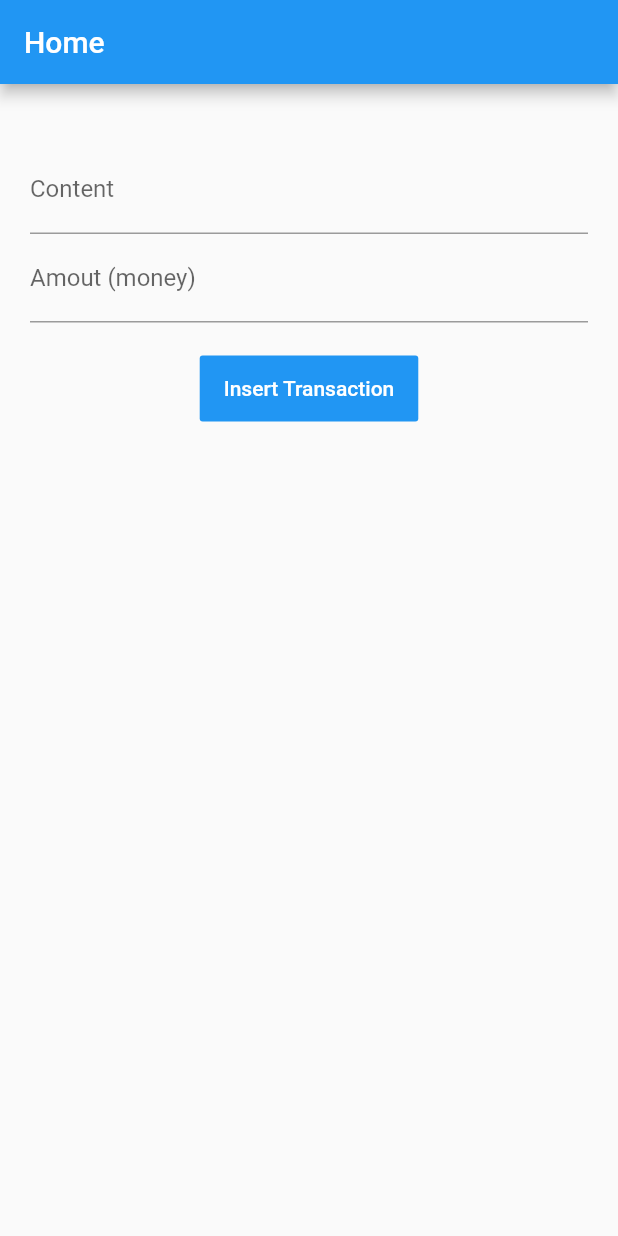
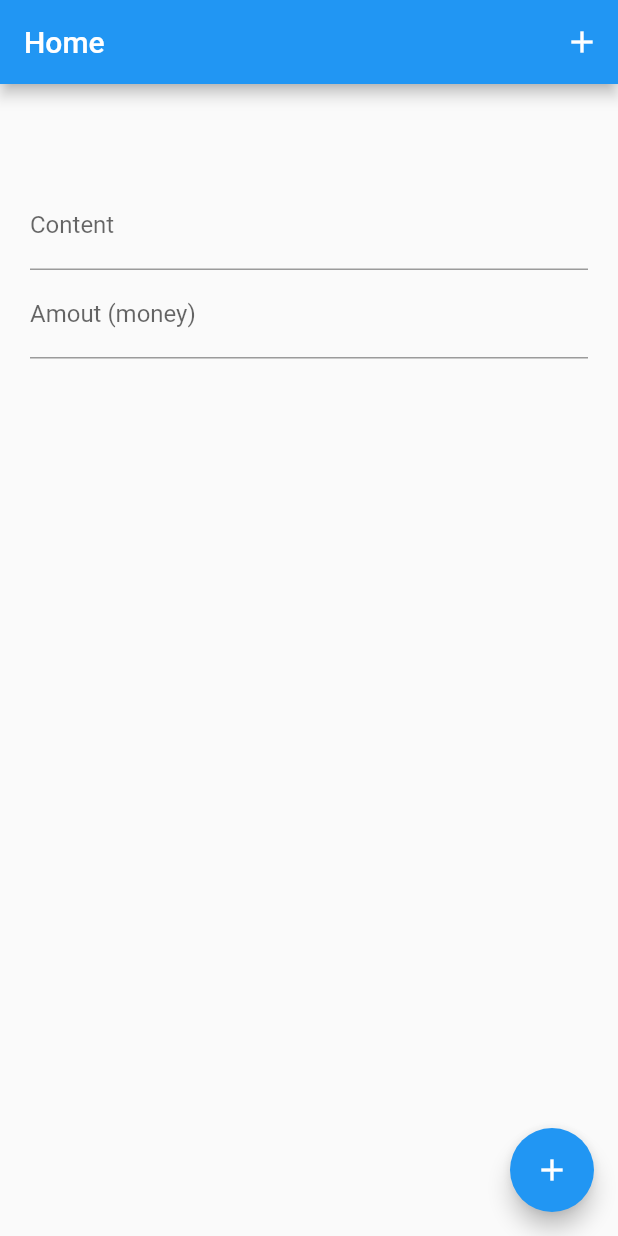
Before and after one commit to duypxd/Flutter_Demo, a Flutter app: the screen it shows after launch, on a phone screen of 412 x 824 dp. Run offline on Flutter 3.47's test engine with Material 2 defaults, Android fonts, the phone set to English and light mode, and no system bars; missing offline and left inert: dart:ffi.

Commit message:
touch transaction

```diff
--- a/lib/LayoutWidget.dart
+++ b/lib/LayoutWidget.dart
@@ -34,14 +34,44 @@ class _MyLayoutWidget extends State<LayoutWidget> with WidgetsBindingObserver {
     WidgetsBinding.instance?.removeObserver(this);
   }
 
+  void _insertTransaction() {
+    if (_transaction.content.isEmpty ||
+        _transaction.amount == 0.0 ||
+        _transaction.amount.isNaN) {
+      return;
+    } else {
+      _scaffoldKey.currentState?.showSnackBar(SnackBar(
+        content: Text(
+            'Content = ${_transaction.content}, money\'s amount = ${_transaction.amount}'),
+        duration: Duration(seconds: 3),
+      ));
+      setState(() {
+        _transactions.add(_transaction);
+        _transaction = Transaction(content: '', amount: 0.0);
+        _contentController.text = '';
+        _amountController.text = '';
+      });
+    }
+  }
+
   @override
   Widget build(BuildContext context) {
     return MaterialApp(
       home: Scaffold(
+        key: _scaffoldKey,
         appBar: AppBar(
           title: const Text('Home'),
+          actions: <Widget>[
+            IconButton(
+                onPressed: () =>  _insertTransaction(),
+                icon: Icon(Icons.add))
+          ],
         ),
-        key: _scaffoldKey,
+        floatingActionButton: FloatingActionButton(
+          tooltip: 'Add Transaction',
+          child: Icon(Icons.add),
+          onPressed: () => _insertTransaction(),
+        ),
         body: SafeArea(
           minimum: const EdgeInsets.only(left: 20, right: 20),
           child: Center(
@@ -68,26 +98,6 @@ class _MyLayoutWidget extends State<LayoutWidget> with WidgetsBindingObserver {
                   decoration: InputDecoration(labelText: 'Amout (money)'),
                 ),
                 Padding(padding: const EdgeInsets.symmetric(vertical: 10)),
-                ButtonTheme(
-                    height: 44,
-                    child: FlatButton(
-                        onPressed: () {
-                          _scaffoldKey.currentState?.showSnackBar(SnackBar(
-                            content: Text(
-                                'Content = ${_transaction.content}, money\'s amount = ${_transaction.amount}'),
-                            duration: Duration(seconds: 3),
-                          ));
-                          setState(() {
-                            _transactions.add(_transaction);
-                            _transaction =
-                                Transaction(content: '', amount: 0.0);
-                            _contentController.text = '';
-                            _amountController.text = '';
-                          });
-                        },
-                        color: Colors.blue,
-                        textColor: Colors.white,
-                        child: Text('Insert Transaction'))),
                 TransactionList(transactions: _transactions)
               ],
             )),
```
